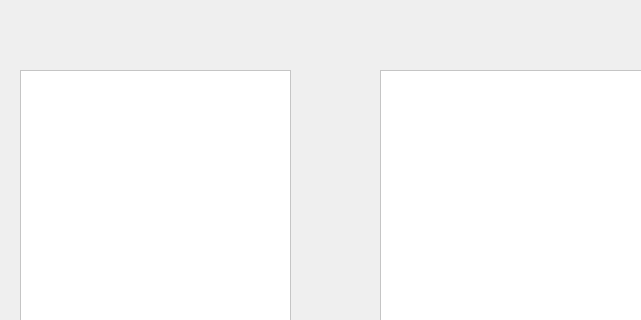
This is CS1CGroupProject/addpurchases.ui in IamFyrus/CS1C as Qt 5 draws it before an edit; both pictures show x 0 to 641 and y 0 to 320 of the 800 by 600 pixel window. The edited form follows.
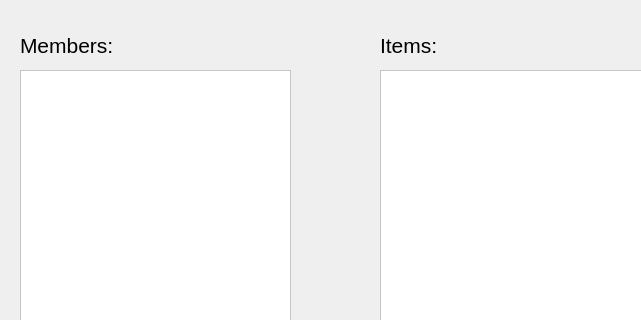
This is the edited form.

Patch:
```diff
--- a/CS1CGroupProject/addpurchases.ui
+++ b/CS1CGroupProject/addpurchases.ui
@@ -337,6 +337,42 @@
      </property>
     </item>
    </widget>
+   <widget class="QLabel" name="label_5">
+    <property name="geometry">
+     <rect>
+      <x>20</x>
+      <y>20</y>
+      <width>121</width>
+      <height>51</height>
+     </rect>
+    </property>
+    <property name="font">
+     <font>
+      <pointsize>16</pointsize>
+     </font>
+    </property>
+    <property name="text">
+     <string>Members:</string>
+    </property>
+   </widget>
+   <widget class="QLabel" name="label_6">
+    <property name="geometry">
+     <rect>
+      <x>380</x>
+      <y>20</y>
+      <width>121</width>
+      <height>51</height>
+     </rect>
+    </property>
+    <property name="font">
+     <font>
+      <pointsize>16</pointsize>
+     </font>
+    </property>
+    <property name="text">
+     <string>Items:</string>
+    </property>
+   </widget>
   </widget>
   <widget class="QMenuBar" name="menubar">
    <property name="geometry">
```
